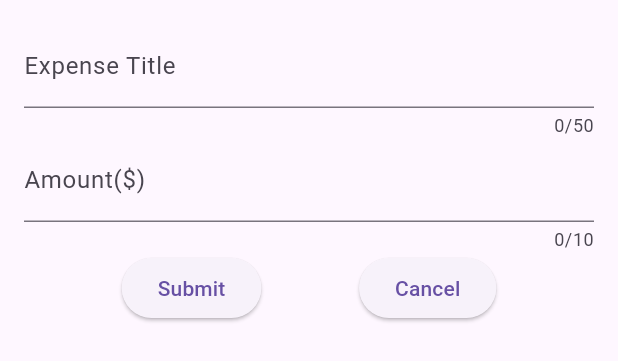
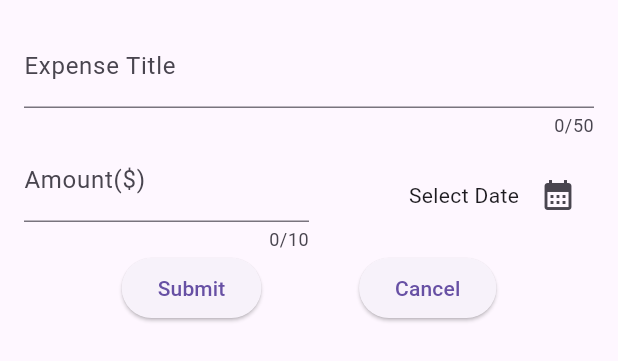
Before and after one commit to kaushalbundel/expense_tracker, a Flutter app: the NewExpense widget shown alone on an empty page, opened directly, on a phone screen of 412 x 824 dp. Shown: the top 361 px of the screen. Run offline on Flutter 3.47's test engine with Material 3 defaults, Android fonts, the phone set to English and light mode, and no system bars.

Commit message:
added date picker

```diff
--- a/lib/widgets/new_expense.dart
+++ b/lib/widgets/new_expense.dart
@@ -1,4 +1,5 @@
 import 'package:flutter/material.dart';
+import 'package:expense_tracker/models/expense.dart';
 
 class NewExpense extends StatefulWidget {
   const NewExpense({super.key});
@@ -13,11 +14,27 @@ class NewExpense extends StatefulWidget {
 class _NewExpenseState extends State<NewExpense> {
   final TextEditingController _titleController = TextEditingController();
   final TextEditingController _amountController = TextEditingController();
+  DateTime? _selectedDate;
   @override
   void dispose() {
     _titleController.dispose();
     _amountController.dispose();
     super.dispose();
+  }
+
+  void _pickedDate() async {
+// logic of date shown on the date picker
+    final DateTime currentDate = DateTime.now();
+    final pickedDate = await showDatePicker(
+      context: context,
+      firstDate: currentDate,
+      lastDate: currentDate.add(
+        const Duration(days: 365),
+      ),
+    );
+    setState(() {
+      _selectedDate = pickedDate;
+    });
   }
 
   @override
@@ -34,7 +51,10 @@ class _NewExpenseState extends State<NewExpense> {
               label: Text("Expense Title"),
             ),
           ),
-          TextField(
+          Row(
+            children: [
+              Expanded(
+                child: TextField(
                   controller: _amountController,
                   keyboardType: TextInputType.number,
                   maxLength: 10,
@@ -42,6 +62,26 @@ class _NewExpenseState extends State<NewExpense> {
                     prefixText: "\$ ",
                     label: Text("Amount(\$)"),
                   ),
+                ),
+              ),
+              Expanded(
+                child: Row(
+                  mainAxisAlignment: MainAxisAlignment.end,
+                  children: [
+                    (_selectedDate == null)
+                        ? const Text("Select Date")
+                        : Text(formatter.format(
+                            _selectedDate!)), // "select date will be shown when no date is selected while showing the data on the contrary, a null check is added by addning !"
+                    const SizedBox(
+                      width: 2,
+                    ),
+                    IconButton(
+                        onPressed: _pickedDate,
+                        icon: const Icon(Icons.calendar_month))
+                  ],
+                ),
+              ),
+            ],
           ),
           Row(
             mainAxisAlignment: MainAxisAlignment.spaceEvenly,
```
Lines whose indentation alone changed are shown as unchanged.
